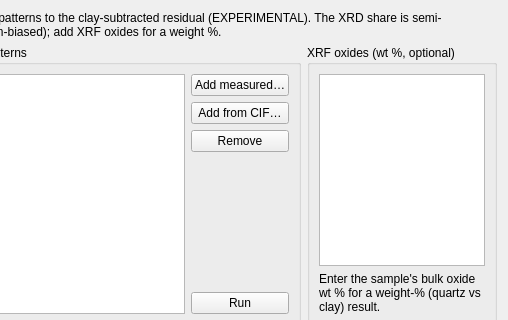
Qt form src/mudlab/nonclay/nonclay.ui (Parthasarathi-Ghosh/MudLab2) before a commit; both pictures show x 132 to 640 and y 0 to 320 of the 640 by 520 pixel window.
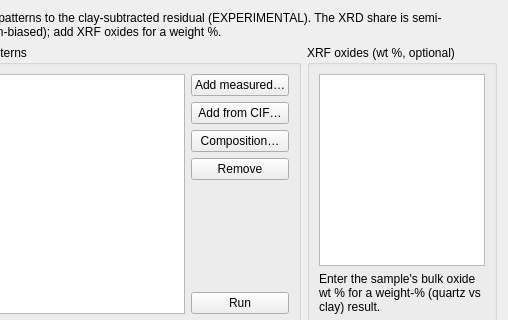
The same form after that commit.

Commit message: Add manual per-reference oxide composition entry (Slice 2b-3b)

The edit to the form file:
```diff
--- a/src/mudlab/nonclay/nonclay.ui
+++ b/src/mudlab/nonclay/nonclay.ui
@@ -57,6 +57,16 @@
             </property>
            </widget>
           </item>
+          <item>
+           <widget class="QPushButton" name="btn_edit_comp">
+            <property name="toolTip">
+             <string>Set the oxide composition (wt %) of the selected reference by hand, for the XRF mass balance.</string>
+            </property>
+            <property name="text">
+             <string>Composition&#8230;</string>
+            </property>
+           </widget>
+          </item>
           <item>
            <widget class="QPushButton" name="btn_remove_ref">
             <property name="text">
```
The commit also changes 3 other files.
